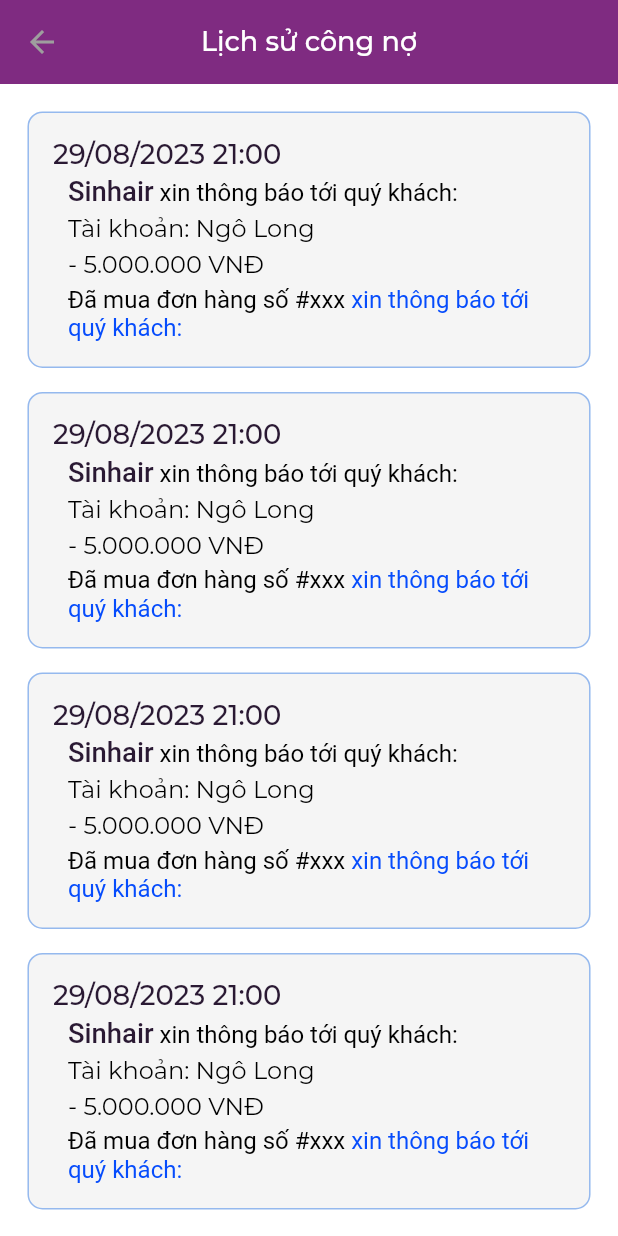
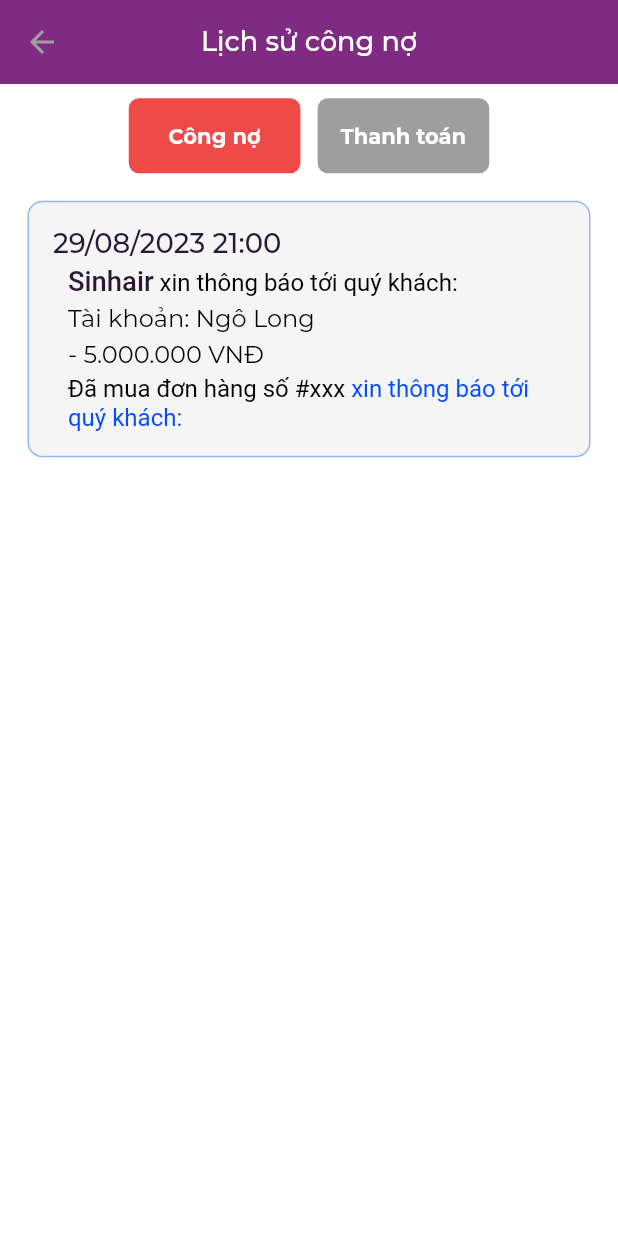
Before and after one commit to AlexProTeam/app_qr_sinhari, a Flutter app: the HistoryDetbScreen screen opened directly, on a phone screen of 412 x 824 dp. Run offline on Flutter 3.47's test engine with Material 2 defaults, Android fonts, the phone set to English and light mode, and no system bars; our stand-ins replace bloc, carousel_slider, device_info_plus, dio, equatable, firebase_core and 20 more; missing offline and left inert: mobile_scanner, qr_code_scanner, scan, webview_flutter_android, webview_flutter_wkwebview; accounts and stored records are empty; generated files the repository leaves out were written again; network calls fail; statements that could not run were skipped; project files that could hold a hidden picture were left out.

Commit message:
update ui lịch sử công nợ

```diff
--- a/lib/presentation/feature/history_detb/history_detb_screen.dart
+++ b/lib/presentation/feature/history_detb/history_detb_screen.dart
@@ -1,7 +1,9 @@
 import 'package:flutter/material.dart';
 import 'package:flutter_screenutil/flutter_screenutil.dart';
 import 'package:qrcode/app/managers/color_manager.dart';
-import 'package:qrcode/app/managers/style_manager.dart';
+import 'package:qrcode/presentation/feature/history_detb/widget/detb_tab_widget.dart';
+import 'package:qrcode/presentation/feature/history_detb/widget/withdrawals_tab_widget.dart';
+import 'package:qrcode/presentation/widgets/custom_button.dart';
 import 'package:qrcode/presentation/widgets/custom_scaffold.dart';
 
 class HistoryDetbScreen extends StatefulWidget {
@@ -12,6 +14,15 @@ class HistoryDetbScreen extends StatefulWidget {
 }
 
 class _HistoryDetbScreenState extends State<HistoryDetbScreen> {
+  final PageController _pageController = PageController();
+  final ValueNotifier<int> _valueNotifier = ValueNotifier(0);
+
+  @override
+  void dispose() {
+    _pageController.dispose();
+    super.dispose();
+  }
+
   @override
   Widget build(BuildContext context) {
     return Scaffold(
@@ -21,83 +32,42 @@ class _HistoryDetbScreenState extends State<HistoryDetbScreen> {
         isShowBack: true,
         titleColor: AppColors.white,
       ),
-      body: ListView.builder(
-        padding: EdgeInsets.all(16.r).copyWith(bottom: 80.h),
-        shrinkWrap: true,
-        itemBuilder: (context, index) {
-          return itemView();
-        },
-        itemCount: 4,
-      ),
-    );
-  }
-
-  Widget itemView() {
-    return Container(
-      margin: const EdgeInsets.only(bottom: 16),
-      padding: const EdgeInsets.all(16),
-      decoration: BoxDecoration(
-          color: AppColors.grey3,
-          border: Border.all(width: 1, color: AppColors.color95B9EE),
-          borderRadius: BorderRadius.circular(10)),
-      child: Column(
-        crossAxisAlignment: CrossAxisAlignment.start,
+      body: Column(
         children: [
-          Text(
-            '29/08/2023 21:00',
-            style: TextStyleManager.mediumBlack,
-          ),
-          const SizedBox(
-            height: 4,
-          ),
-          Padding(
-            padding: const EdgeInsets.only(left: 10),
-            child: Column(
-              crossAxisAlignment: CrossAxisAlignment.start,
+          8.verticalSpace,
+          ValueListenableBuilder<int>(
+            valueListenable: _valueNotifier,
+            builder: (context, value, child) => Row(
+              mainAxisAlignment: MainAxisAlignment.center,
               children: [
-                RichText(
-                  text: TextSpan(
-                    text: 'Sinhair',
-                    style: TextStyleManager.mediumBlack,
-                    children: <TextSpan>[
-                      TextSpan(
-                          text: ' xin thông báo tới quý khách:',
-                          style: TextStyleManager.normalBlack),
-                    ],
-                  ),
+                CustomButton(
+                  backGroupColor: value == 0 ? null : Colors.grey,
+                  width: 100.w,
+                  text: 'Công nợ',
+                  radius: 6.r,
+                  onTap: () => _pageController.jumpToPage(0),
                 ),
-                const SizedBox(
-                  height: 4,
-                ),
-                Text(
-                  'Tài khoản: Ngô Long',
-                  style: TextStyleManager.normalBlack,
-                ),
-                const SizedBox(
-                  height: 4,
-                ),
-                Text(
-                  '- 5.000.000 VNĐ',
-                  style: TextStyleManager.normalBlack,
-                ),
-                const SizedBox(
-                  height: 4,
-                ),
-                RichText(
-                  text: TextSpan(
-                    text: 'Đã mua đơn hàng số #xxx',
-                    style: TextStyleManager.normalBlack,
-                    children: <TextSpan>[
-                      TextSpan(
-                          text: ' xin thông báo tới quý khách:',
-                          style: TextStyleManager.normalBlack
-                              .copyWith(color: AppColors.color064CFC)),
-                    ],
-                  ),
+                10.horizontalSpace,
+                CustomButton(
+                  backGroupColor: value == 1 ? null : Colors.grey,
+                  width: 100.w,
+                  text: 'Thanh toán',
+                  radius: 6.r,
+                  onTap: () => _pageController.jumpToPage(1),
                 ),
               ],
             ),
-          )
+          ),
+          Expanded(
+            child: PageView(
+              controller: _pageController,
+              children: const [
+                DetbsTabWidget(),
+                WithdrawalsTabWidget(),
+              ],
+              onPageChanged: (index) => _valueNotifier.value = index,
+            ),
+          ),
         ],
       ),
     );
--- /dev/null
+++ b/lib/presentation/feature/history_detb/widget/detb_tab_widget.dart
@@ -0,0 +1,20 @@
+import 'package:flutter/material.dart';
+import 'package:flutter_screenutil/flutter_screenutil.dart';
+
+import 'item_history_detb_widget.dart';
+
+class DetbsTabWidget extends StatelessWidget {
+  const DetbsTabWidget({Key? key}) : super(key: key);
+
+  @override
+  Widget build(BuildContext context) {
+    return ListView.builder(
+      padding: EdgeInsets.all(16.r).copyWith(bottom: 80.h),
+      shrinkWrap: true,
+      itemBuilder: (context, index) {
+        return itemDetbsWidget();
+      },
+      itemCount: 1,
+    );
+  }
+}
--- /dev/null
+++ b/lib/presentation/feature/history_detb/widget/item_history_detb_widget.dart
@@ -0,0 +1,75 @@
+import 'package:flutter/material.dart';
+
+import '../../../../app/managers/color_manager.dart';
+import '../../../../app/managers/style_manager.dart';
+
+Widget itemDetbsWidget() {
+  return Container(
+    margin: const EdgeInsets.only(bottom: 16),
+    padding: const EdgeInsets.all(16),
+    decoration: BoxDecoration(
+        color: AppColors.grey3,
+        border: Border.all(width: 1, color: AppColors.color95B9EE),
+        borderRadius: BorderRadius.circular(10)),
+    child: Column(
+      crossAxisAlignment: CrossAxisAlignment.start,
+      children: [
+        Text(
+          '29/08/2023 21:00',
+          style: TextStyleManager.mediumBlack,
+        ),
+        const SizedBox(
+          height: 4,
+        ),
+        Padding(
+          padding: const EdgeInsets.only(left: 10),
+          child: Column(
+            crossAxisAlignment: CrossAxisAlignment.start,
+            children: [
+              RichText(
+                text: TextSpan(
+                  text: 'Sinhair',
+                  style: TextStyleManager.mediumBlack,
+                  children: <TextSpan>[
+                    TextSpan(
+                        text: ' xin thông báo tới quý khách:',
+                        style: TextStyleManager.normalBlack),
+                  ],
+                ),
+              ),
+              const SizedBox(
+                height: 4,
+              ),
+              Text(
+                'Tài khoản: Ngô Long',
+                style: TextStyleManager.normalBlack,
+              ),
+              const SizedBox(
+                height: 4,
+              ),
+              Text(
+                '- 5.000.000 VNĐ',
+                style: TextStyleManager.normalBlack,
+              ),
+              const SizedBox(
+                height: 4,
+              ),
+              RichText(
+                text: TextSpan(
+                  text: 'Đã mua đơn hàng số #xxx',
+                  style: TextStyleManager.normalBlack,
+                  children: <TextSpan>[
+                    TextSpan(
+                        text: ' xin thông báo tới quý khách:',
+                        style: TextStyleManager.normalBlack
+                            .copyWith(color: AppColors.color064CFC)),
+                  ],
+                ),
+              ),
+            ],
+          ),
+        )
+      ],
+    ),
+  );
+}
```
Also changed, not shown: 1 other file.
